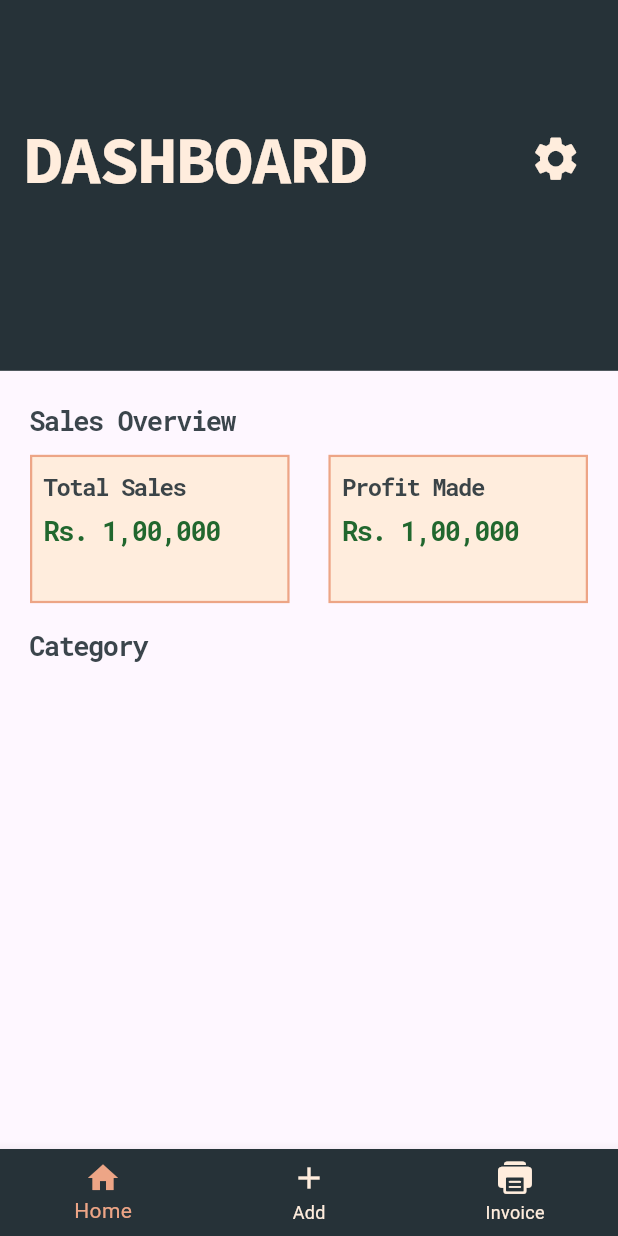
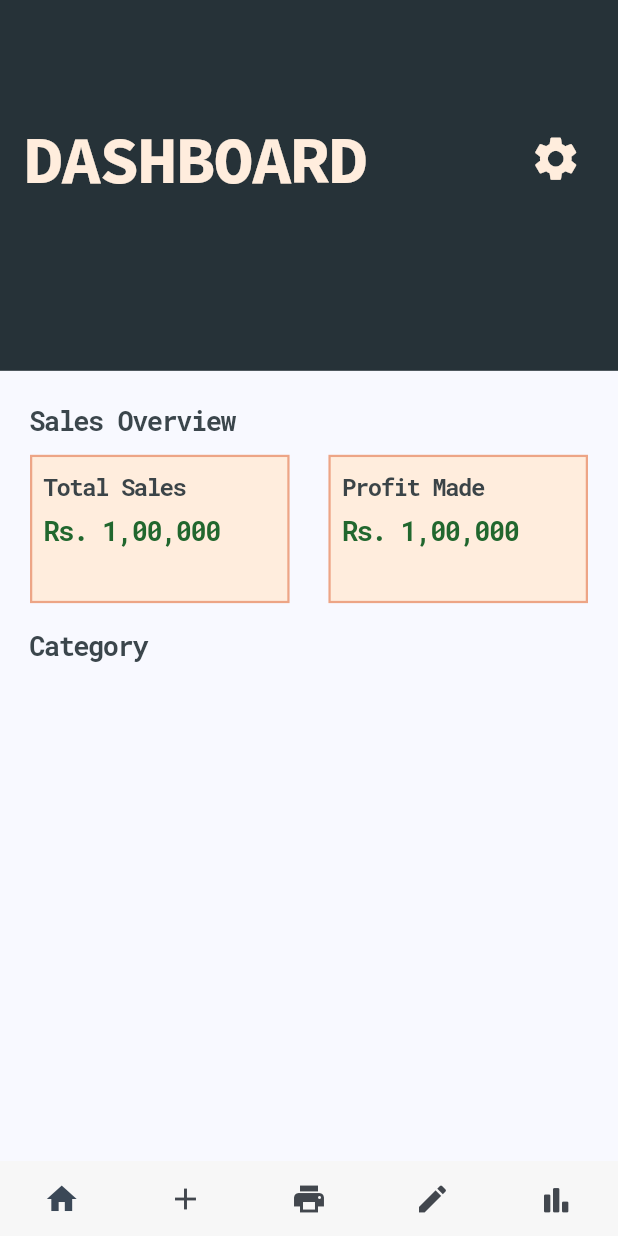
Before and after one commit to tarunn04/invoicer, a Flutter app: the screen it shows after launch, on a phone screen of 412 x 824 dp. Run offline on Flutter 3.47's test engine with Material 2 defaults, Android fonts, the phone set to English and light mode, and no system bars; our stand-ins replace cloud_firestore, firebase_core, flutter_easyrefresh, fluttertoast, get, google_fonts and 2 more; missing offline and left inert: dart:ffi; accounts and stored records are empty; generated files the repository leaves out were written again.

Commit message:
Nav Bar added

```diff
--- /dev/null
+++ b/lib/controller/nav_bar_controller.dart
@@ -0,0 +1,50 @@
+
+
+import 'package:flutter/cupertino.dart';
+import 'package:flutter/material.dart';
+import 'package:get/get.dart';
+import 'package:get/get_state_manager/get_state_manager.dart';
+import 'package:invoicer/screens/add_product.dart';
+import 'package:invoicer/screens/home_screen.dart';
+import 'package:invoicer/screens/product_page.dart';
+
+class NavBarController extends GetxController{
+  RxInt selectedIndex = 0.obs;
+
+
+  changeIndex(int index){
+    selectedIndex.value = index;
+  }
+
+  final List<Widget> pages = [
+    HomeScreen(),
+    ProductPage(),
+    AddProducts(),
+    ProductPage(),
+    ProductPage(),
+  ];
+
+  List<Widget> destinations =const  [
+    NavigationDestination(
+      icon: Icon(Icons.home),
+      label: "Home",
+    ),
+    NavigationDestination(
+      icon: Icon(Icons.add),
+      label: "Add",
+    ),
+     NavigationDestination(
+      icon: Icon(Icons.print),
+      label: "Invoice",
+    ),
+    NavigationDestination(
+      icon: Icon(Icons.edit),
+      label: "Edit",
+    ),
+    NavigationDestination(
+      icon: Icon(CupertinoIcons.chart_bar_alt_fill),
+      label: "Report",
+    ),
+
+  ];
+}
--- a/lib/main.dart
+++ b/lib/main.dart
@@ -11,6 +11,7 @@ import 'package:invoicer/screens/home_screen.dart';
 import 'package:invoicer/screens/invoice_generate.dart';
 import 'package:invoicer/screens/invoice_page.dart';
 import 'package:invoicer/screens/login_page.dart';
+import 'package:invoicer/screens/nav_page.dart';
 import 'package:invoicer/screens/product_page.dart';
 import 'package:invoicer/screens/splash_screen.dart';
 
@@ -34,13 +35,13 @@ class MyApp extends StatelessWidget {
     return GetMaterialApp(
       title: 'Flutter Demo',
       theme: ThemeData(
-        colorScheme: ColorScheme.fromSeed(seedColor: Colors.deepPurple),
+        colorScheme: ColorScheme.fromSeed(seedColor: Color.fromARGB(255, 60, 59, 59)),
         useMaterial3: true,
       ),
       debugShowCheckedModeBanner: false,
       initialRoute: "/",
       getPages: appRoutes(),
-      // home: CategoryProductPage()
+      home: NavPage(),
     );
   }
 }
--- a/lib/screens/add_product.dart
+++ b/lib/screens/add_product.dart
@@ -4,6 +4,7 @@ import 'package:get/get_core/src/get_main.dart';
 import 'package:invoicer/constants/colors.dart';
 import 'package:invoicer/constants/text_theme.dart';
 import 'package:invoicer/controller/product_controller.dart';
+import 'package:invoicer/widget/nav_bar.dart';
 
 import '../widget/custom_form_field.dart';
 import '../widget/custom_search_box.dart';
@@ -118,10 +119,8 @@ class _AddProductsState extends State<AddProducts> {
 
 
                 const SizedBox(height: 10,),
-                SizedBox(height: height *0.1,),
-                ElevatedButton(onPressed: () {
-                  _productController.addJson();
-                }, child: const Text("Add Json")),
+                SizedBox(height: height *0.08,),
+
                 Center(
                   child: SizedBox(
                     width: width*0.4,
--- a/lib/screens/home_screen.dart
+++ b/lib/screens/home_screen.dart
@@ -25,8 +25,6 @@ class _HomeScreenState extends State<HomeScreen> {
     var height = MediaQuery.of(context).size.height;
     var width = MediaQuery.of(context).size.width;
     return Scaffold(
-      bottomNavigationBar: NavBar(),
-
       body: SingleChildScrollView(
         child: Column(
           crossAxisAlignment: CrossAxisAlignment.start,
--- /dev/null
+++ b/lib/screens/nav_page.dart
@@ -0,0 +1,21 @@
+import 'package:flutter/cupertino.dart';
+import 'package:flutter/material.dart';
+import 'package:get/get.dart';
+import 'package:get/get_core/src/get_main.dart';
+import 'package:invoicer/widget/nav_bar.dart';
+
+import '../controller/nav_bar_controller.dart';
+
+class NavPage extends StatelessWidget {
+  const NavPage({super.key});
+
+  @override
+  Widget build(BuildContext context) {
+    NavBarController _navBarController = Get.put(NavBarController());
+    return Scaffold(
+      bottomNavigationBar: NavBar(),
+      body: Obx(() => _navBarController.pages[_navBarController.selectedIndex.value],
+      ),
+    );
+  }
+}
--- a/lib/widget/nav_bar.dart
+++ b/lib/widget/nav_bar.dart
@@ -1,36 +1,33 @@
 
 import 'package:flutter/cupertino.dart';
 import 'package:flutter/material.dart';
+import 'package:get/get.dart';
+import 'package:get/get_core/src/get_main.dart';
+import 'package:google_nav_bar/google_nav_bar.dart';
 
 import '../constants/colors.dart';
+import '../controller/nav_bar_controller.dart';
 
 class NavBar extends StatelessWidget {
-  const NavBar({
-    super.key,
-  });
-
+ NavBar({super.key});
+  NavBarController _navBarController = Get.put(NavBarController());
   @override
   Widget build(BuildContext context) {
-    return BottomNavigationBar(
-    backgroundColor: themeBlue,
-    selectedItemColor: themeOrangePrimary,
-    unselectedItemColor: themeCream,
+    return NavigationBar(
+      height: 50,
 
-    items: const [
-      BottomNavigationBarItem(
-        icon: Icon(Icons.home),
-        label: "Home",
-      ),
-      BottomNavigationBarItem(
-        icon: Icon(Icons.add),
-        label: "Add",
-      ),
-      BottomNavigationBarItem(
-        icon: Icon(CupertinoIcons.printer_fill),
-        label: "Invoice",
-      ),
+        backgroundColor: themeWhite,
+        selectedIndex: _navBarController.selectedIndex.value,
 
-    ],
+        onDestinationSelected: (value) {
+          _navBarController.changeIndex(value);
+        },
+        elevation: 1,
+        indicatorColor: Colors.white.withOpacity(0),
+        animationDuration: Duration(milliseconds: 1000),
+
+        labelBehavior: NavigationDestinationLabelBehavior.alwaysHide,
+        destinations: _navBarController.destinations,
     );
   }
 }
--- a/pubspec.yaml
+++ b/pubspec.yaml
@@ -37,6 +37,8 @@ dependencies:
   fluttertoast: ^8.2.2
   get: ^4.6.5
   google_fonts: ^5.1.0
+  google_nav_bar: ^5.0.6
+  line_icons: ^2.0.3
 
 dev_dependencies:
   flutter_lints: ^2.0.0
```
Also changed, not shown: pubspec.lock.
